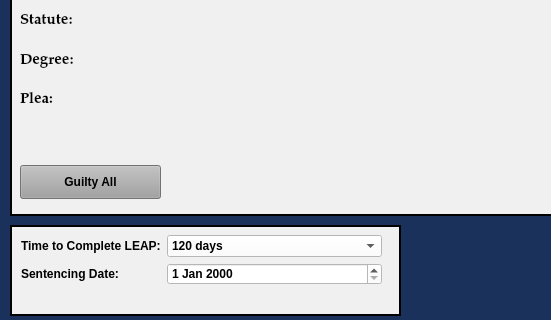
HunterProgram22/MuniEntry, file resources/ui/LeapPleaLongDialog.ui: the form before one commit; both pictures show x 0 to 551 and y 455 to 775 of the 1000 by 775 pixel window.
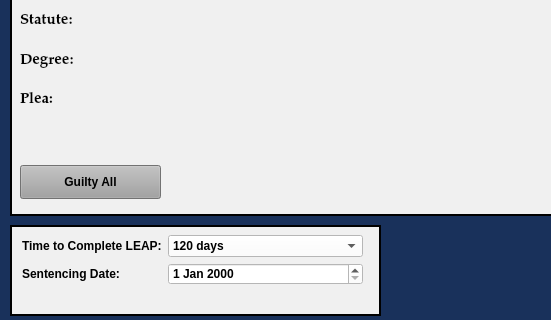
The form after the commit.

Diff of the .ui file:
```diff
--- a/resources/ui/LeapPleaLongDialog.ui
+++ b/resources/ui/LeapPleaLongDialog.ui
@@ -725,7 +725,7 @@
     <rect>
      <x>10</x>
      <y>680</y>
-     <width>391</width>
+     <width>371</width>
      <height>91</height>
     </rect>
    </property>
@@ -744,10 +744,10 @@
    <widget class="QWidget" name="">
     <property name="geometry">
      <rect>
-      <x>11</x>
+      <x>12</x>
       <y>10</y>
-      <width>361</width>
-      <height>65</height>
+      <width>341</width>
+      <height>64</height>
      </rect>
     </property>
     <layout class="QFormLayout" name="formLayout">
```
Left out of the diff: 2 changed lines with no effect on the pictures.
